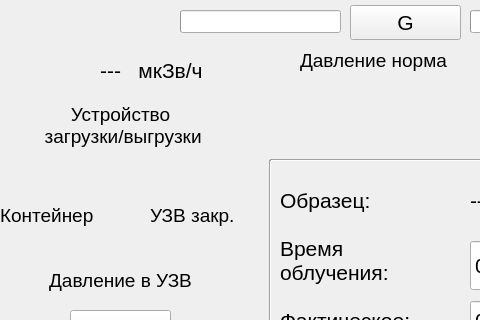
beeleph/PanelRegata2, file mainwindow.ui: the form before one commit; both pictures show x 0 to 480 and y 100 to 420 of the 1024 by 720 pixel window.
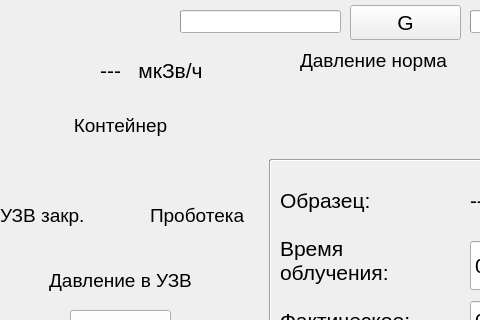
The form after the commit. Icons and pictures are not drawn. Custom widgets are drawn as their Qt base class.

Commit message:
GUI updated. Path switch fail func bug fix?
timetoautoreturn()

Patch:
```diff
--- a/mainwindow.ui
+++ b/mainwindow.ui
@@ -39,8 +39,7 @@
      </font>
     </property>
     <property name="text">
-     <string>Устройство
- загрузки/выгрузки</string>
+     <string>Контейнер</string>
     </property>
     <property name="alignment">
      <set>Qt::AlignCenter</set>
@@ -364,7 +363,7 @@
      </font>
     </property>
     <property name="text">
-     <string>Контейнер</string>
+     <string>УЗВ закр.</string>
     </property>
    </widget>
    <widget class="QLabel" name="uzvClosedLabel">
@@ -382,7 +381,7 @@
      </font>
     </property>
     <property name="text">
-     <string>УЗВ закр.</string>
+     <string>Проботека</string>
     </property>
    </widget>
    <widget class="QLabel" name="uzvPressureLabel">
```
Left out of the diff: 1 changed line with no effect on the pictures. The commit also changes 1 other file.
